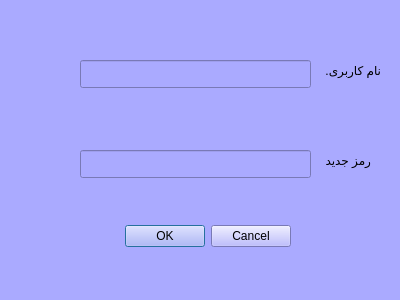
Above: menu/forget_pasword_customer.ui from AP-projects-4001/alsa before the change. Below: the same form after it.
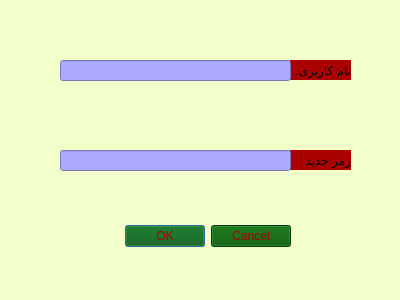
That is the form after the change. Icons and pictures are not drawn.

What changed in the file:
```diff
--- a/menu/forget_pasword_customer.ui
+++ b/menu/forget_pasword_customer.ui
@@ -26,7 +26,8 @@
    <string>Dialog</string>
   </property>
   <property name="styleSheet">
-   <string notr="true">background-color: rgb(170, 170, 255);</string>
+   <string notr="true">background-image: url();
+background-color: rgb(243, 255, 203);</string>
   </property>
   <widget class="QDialogButtonBox" name="buttonBox">
    <property name="geometry">
@@ -37,6 +38,10 @@
      <height>32</height>
     </rect>
    </property>
+   <property name="styleSheet">
+    <string notr="true">background-color: rgb(0, 85, 0);
+color: rgb(170, 0, 0);</string>
+   </property>
    <property name="orientation">
     <enum>Qt::Horizontal</enum>
    </property>
@@ -47,12 +52,17 @@
   <widget class="QLabel" name="label">
    <property name="geometry">
     <rect>
-     <x>320</x>
+     <x>290</x>
      <y>60</y>
      <width>61</width>
      <height>20</height>
     </rect>
    </property>
+   <property name="styleSheet">
+    <string notr="true">background-image: url();
+color: rgb(0, 0, 0);
+background-color: rgb(170, 0, 0);</string>
+   </property>
    <property name="text">
     <string>نام کاربری. </string>
    </property>
@@ -60,22 +70,32 @@
   <widget class="QLineEdit" name="lineEdit">
    <property name="geometry">
     <rect>
-     <x>80</x>
+     <x>60</x>
      <y>60</y>
      <width>231</width>
-     <height>28</height>
+     <height>21</height>
     </rect>
    </property>
+   <property name="styleSheet">
+    <string notr="true">background-image: url();
+background-color: rgb(170, 170, 255);
+</string>
+   </property>
   </widget>
   <widget class="QLabel" name="label_2">
    <property name="geometry">
     <rect>
-     <x>320</x>
+     <x>290</x>
      <y>150</y>
-     <width>51</width>
+     <width>61</width>
      <height>20</height>
     </rect>
    </property>
+   <property name="styleSheet">
+    <string notr="true">background-image: url();
+color: rgb(0, 0, 0);
+background-color: rgb(170, 0, 0);</string>
+   </property>
    <property name="text">
     <string>رمز جدید</string>
    </property>
@@ -83,12 +103,17 @@
   <widget class="QLineEdit" name="lineEdit_2">
    <property name="geometry">
     <rect>
-     <x>80</x>
+     <x>60</x>
      <y>150</y>
      <width>231</width>
-     <height>28</height>
+     <height>21</height>
     </rect>
    </property>
+   <property name="styleSheet">
+    <string notr="true">background-image: url();
+background-color: rgb(170, 170, 255);
+</string>
+   </property>
   </widget>
  </widget>
  <resources/>
```
